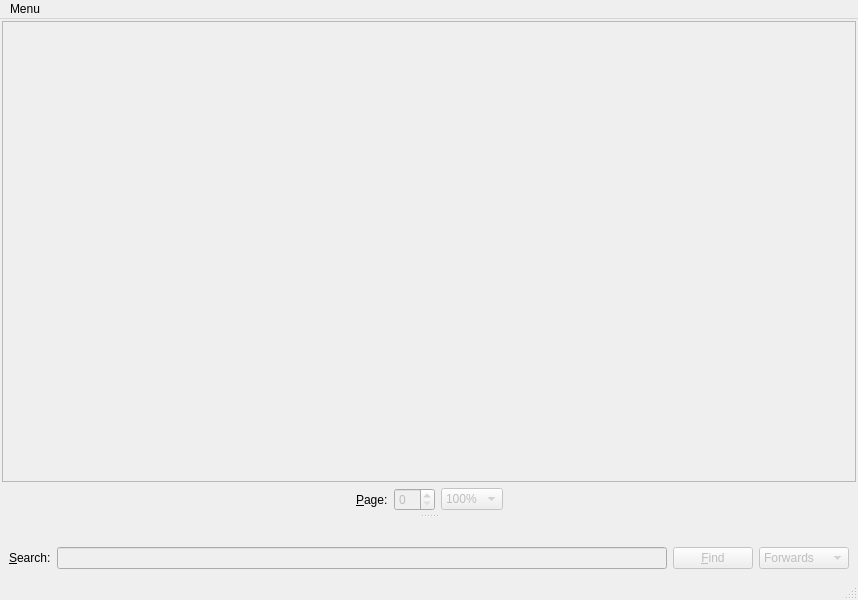
dragly/FingerPDF, file window.ui: the form before one commit.
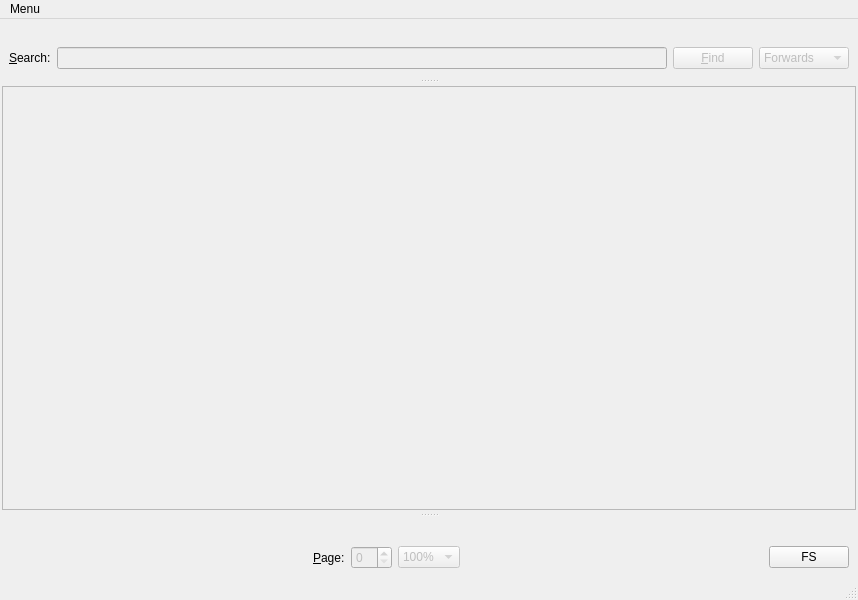
The form after the commit.

The edit to the form file:
```diff
--- a/window.ui
+++ b/window.ui
@@ -41,118 +41,12 @@
          <x>0</x>
          <y>0</y>
          <width>852</width>
-         <height>292</height>
+         <height>405</height>
         </rect>
        </property>
       </widget>
      </widget>
     </item>
-    <item>
-     <layout class="QHBoxLayout" name="horizontalLayout">
-      <item>
-       <spacer name="horizontalSpacer_2">
-        <property name="orientation">
-         <enum>Qt::Horizontal</enum>
-        </property>
-        <property name="sizeHint" stdset="0">
-         <size>
-          <width>20</width>
-          <height>20</height>
-         </size>
-        </property>
-       </spacer>
-      </item>
-      <item>
-       <layout class="QHBoxLayout" name="_2">
-        <item>
-         <widget class="QLabel" name="pageLabel">
-          <property name="text">
-           <string>&amp;Page:</string>
-          </property>
-          <property name="buddy">
-           <cstring>pageSpinBox</cstring>
-          </property>
-         </widget>
-        </item>
-        <item>
-         <widget class="QSpinBox" name="pageSpinBox">
-          <property name="enabled">
-           <bool>false</bool>
-          </property>
-         </widget>
-        </item>
-       </layout>
-      </item>
-      <item>
-       <widget class="QComboBox" name="scaleComboBox">
-        <property name="enabled">
-         <bool>false</bool>
-        </property>
-        <property name="currentIndex">
-         <number>3</number>
-        </property>
-        <item>
-         <property name="text">
-          <string>25%</string>
-         </property>
-        </item>
-        <item>
-         <property name="text">
-          <string>50%</string>
-         </property>
-        </item>
-        <item>
-         <property name="text">
-          <string>75%</string>
-         </property>
-        </item>
-        <item>
-         <property name="text">
-          <string>100%</string>
-         </property>
-        </item>
-        <item>
-         <property name="text">
-          <string>125%</string>
-         </property>
-        </item>
-        <item>
-         <property name="text">
-          <string>150%</string>
-         </property>
-        </item>
-        <item>
-         <property name="text">
-          <string>200%</string>
-         </property>
-        </item>
-        <item>
-         <property name="text">
-          <string>300%</string>
-         </property>
-        </item>
-        <item>
-         <property name="text">
-          <string>400%</string>
-         </property>
-        </item>
-       </widget>
-      </item>
-      <item>
-       <spacer name="horizontalSpacer">
-        <property name="orientation">
-         <enum>Qt::Horizontal</enum>
-        </property>
-        <property name="sizeHint" stdset="0">
-         <size>
-          <width>20</width>
-          <height>20</height>
-         </size>
-        </property>
-       </spacer>
-      </item>
-     </layout>
-    </item>
    </layout>
   </widget>
   <widget class="QMenuBar" name="menubar">
@@ -185,7 +79,7 @@
     <set>QDockWidget::NoDockWidgetFeatures</set>
    </property>
    <attribute name="dockWidgetArea">
-    <number>8</number>
+    <number>4</number>
    </attribute>
    <widget class="QWidget" name="dockWidgetContents_3">
     <layout class="QHBoxLayout" name="horizontalLayout_3">
@@ -239,6 +133,126 @@
     </layout>
    </widget>
   </widget>
+  <widget class="QDockWidget" name="menuDockWidget">
+   <property name="floating">
+    <bool>false</bool>
+   </property>
+   <property name="features">
+    <set>QDockWidget::NoDockWidgetFeatures</set>
+   </property>
+   <attribute name="dockWidgetArea">
+    <number>8</number>
+   </attribute>
+   <widget class="QWidget" name="dockWidgetContents">
+    <layout class="QHBoxLayout" name="horizontalLayout_2">
+     <item>
+      <spacer name="horizontalSpacer_2">
+       <property name="orientation">
+        <enum>Qt::Horizontal</enum>
+       </property>
+       <property name="sizeHint" stdset="0">
+        <size>
+         <width>282</width>
+         <height>20</height>
+        </size>
+       </property>
+      </spacer>
+     </item>
+     <item>
+      <widget class="QLabel" name="pageLabel">
+       <property name="text">
+        <string>&amp;Page:</string>
+       </property>
+       <property name="buddy">
+        <cstring>pageSpinBox</cstring>
+       </property>
+      </widget>
+     </item>
+     <item>
+      <widget class="QSpinBox" name="pageSpinBox">
+       <property name="enabled">
+        <bool>false</bool>
+       </property>
+      </widget>
+     </item>
+     <item>
+      <widget class="QComboBox" name="scaleComboBox">
+       <property name="enabled">
+        <bool>false</bool>
+       </property>
+       <property name="currentIndex">
+        <number>3</number>
+       </property>
+       <item>
+        <property name="text">
+         <string>25%</string>
+        </property>
+       </item>
+       <item>
+        <property name="text">
+         <string>50%</string>
+        </property>
+       </item>
+       <item>
+        <property name="text">
+         <string>75%</string>
+        </property>
+       </item>
+       <item>
+        <property name="text">
+         <string>100%</string>
+        </property>
+       </item>
+       <item>
+        <property name="text">
+         <string>125%</string>
+        </property>
+       </item>
+       <item>
+        <property name="text">
+         <string>150%</string>
+        </property>
+       </item>
+       <item>
+        <property name="text">
+         <string>200%</string>
+        </property>
+       </item>
+       <item>
+        <property name="text">
+         <string>300%</string>
+        </property>
+       </item>
+       <item>
+        <property name="text">
+         <string>400%</string>
+        </property>
+       </item>
+      </widget>
+     </item>
+     <item>
+      <spacer name="horizontalSpacer">
+       <property name="orientation">
+        <enum>Qt::Horizontal</enum>
+       </property>
+       <property name="sizeHint" stdset="0">
+        <size>
+         <width>281</width>
+         <height>20</height>
+        </size>
+       </property>
+      </spacer>
+     </item>
+     <item>
+      <widget class="QPushButton" name="fullscreenButton">
+       <property name="text">
+        <string>FS</string>
+       </property>
+      </widget>
+     </item>
+    </layout>
+   </widget>
+  </widget>
   <action name="openAction">
    <property name="text">
     <string>&amp;Open...</string>
```
Left out of the diff: 15 changed lines with no effect on the pictures.
